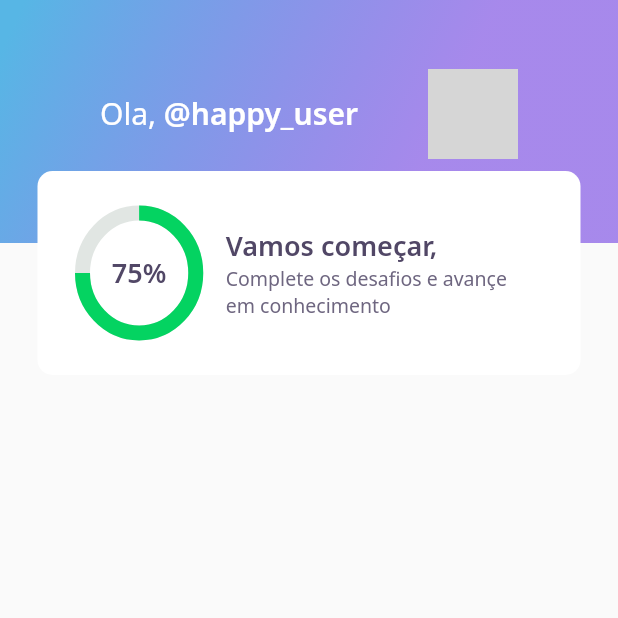
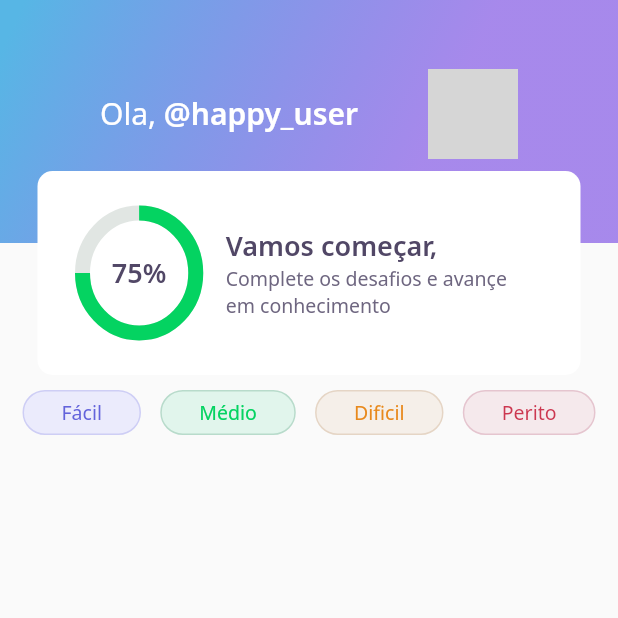
Before and after one commit to dede999/DevQuiz, a Flutter app: the screen it shows after launch, on a phone screen of 412 x 824 dp, the top half of it. Run offline on Flutter 3.47's test engine with Material 2 defaults, Android fonts, the phone set to English and light mode, and no system bars; our stand-ins replace google_fonts; network calls fail; grey boxes are pictures that could not be loaded.

Commit message:
Apply level button widget

```diff
--- a/lib/home/home_page.dart
+++ b/lib/home/home_page.dart
@@ -1,4 +1,5 @@
 import 'package:dev_quiz/home/widgets/app_bar.dart';
+import 'package:dev_quiz/home/widgets/level-button-widget.dart';
 import 'package:flutter/material.dart';
 
 class HomePage extends StatefulWidget {
@@ -13,6 +14,18 @@ class _HomePageState extends State<HomePage> {
   Widget build(BuildContext context) {
     return Scaffold(
       appBar: AppBarWidgets(),
+      body: Padding(
+        padding: const EdgeInsets.symmetric(vertical: 10, horizontal: 15),
+        child: Row(
+          children: [
+            LevelButtonWidget(label: 'Fácil'),
+            LevelButtonWidget(label: 'Médio'),
+            LevelButtonWidget(label: 'Dificil'),
+            LevelButtonWidget(label: 'Perito')
+          ],
+          mainAxisAlignment: MainAxisAlignment.spaceBetween,
+        ),
+      ),
     );
   }
 }
```
Also changed, not shown: pubspec.lock.
